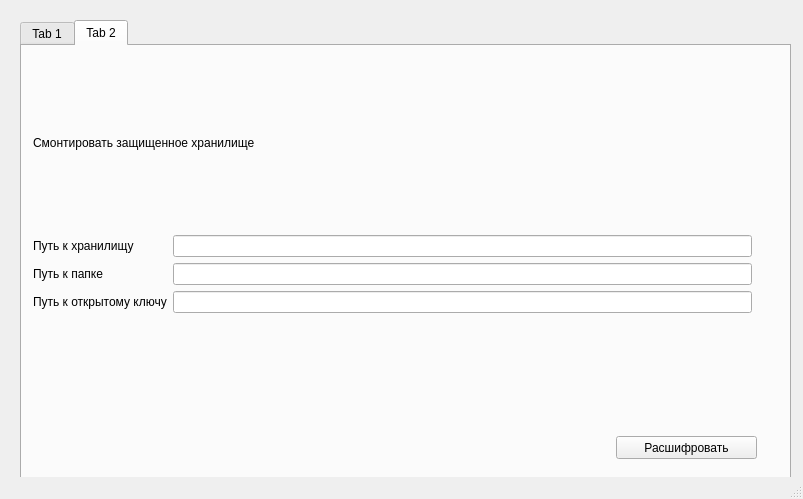
Andrewregrets/SecureDisk, file SecureDisk/securedisk.ui: the form before one commit.
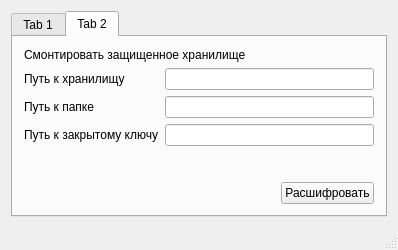
The form after the commit. The open tabs and pages were chosen to show the change.

What changed in the file:
```diff
--- a/SecureDisk/securedisk.ui
+++ b/SecureDisk/securedisk.ui
@@ -6,52 +6,38 @@
    <rect>
     <x>0</x>
     <y>0</y>
-    <width>803</width>
-    <height>499</height>
+    <width>398</width>
+    <height>246</height>
    </rect>
   </property>
   <property name="windowTitle">
    <string>MainWindow</string>
   </property>
   <widget class="QWidget" name="centralWidget">
+   <layout class="QGridLayout" name="gridLayout_2">
+    <item row="0" column="0">
    <widget class="QTabWidget" name="encryptTabWidget">
-    <property name="geometry">
-     <rect>
-      <x>20</x>
-      <y>20</y>
-      <width>771</width>
-      <height>461</height>
-     </rect>
-    </property>
     <property name="currentIndex">
-     <number>1</number>
+       <number>0</number>
     </property>
     <widget class="QWidget" name="tab">
      <attribute name="title">
       <string>Tab 1</string>
      </attribute>
-     <widget class="QWidget" name="verticalLayoutWidget">
-      <property name="geometry">
-       <rect>
-        <x>0</x>
-        <y>0</y>
-        <width>751</width>
-        <height>391</height>
-       </rect>
-      </property>
+       <layout class="QGridLayout" name="gridLayout_5">
+        <item row="0" column="0">
       <layout class="QVBoxLayout" name="verticalLayout">
        <item>
+           <layout class="QHBoxLayout" name="horizontalLayout_4">
+            <item>
+             <layout class="QGridLayout" name="gridLayout_4">
+              <item row="0" column="0" colspan="2">
         <widget class="QLabel" name="label">
          <property name="text">
           <string>Создать защищенное хранилище</string>
          </property>
         </widget>
        </item>
-       <item>
-        <layout class="QFormLayout" name="formLayout">
-         <property name="fieldGrowthPolicy">
-          <enum>QFormLayout::AllNonFixedFieldsGrow</enum>
-         </property>
          <item row="1" column="0">
           <widget class="QLabel" name="folderPathLable">
            <property name="text">
@@ -92,53 +78,59 @@
         </layout>
        </item>
       </layout>
-     </widget>
+          </item>
+          <item>
+           <spacer name="verticalSpacer_2">
+            <property name="orientation">
+             <enum>Qt::Vertical</enum>
+            </property>
+            <property name="sizeHint" stdset="0">
+             <size>
+              <width>20</width>
+              <height>40</height>
+             </size>
+            </property>
+           </spacer>
+          </item>
+          <item>
+           <layout class="QHBoxLayout" name="horizontalLayout_3">
+            <item>
+             <spacer name="horizontalSpacer_4">
+              <property name="orientation">
+               <enum>Qt::Horizontal</enum>
+              </property>
+              <property name="sizeHint" stdset="0">
+               <size>
+                <width>40</width>
+                <height>20</height>
+               </size>
+              </property>
+             </spacer>
+            </item>
+            <item>
      <widget class="QPushButton" name="encryptPushButton">
-      <property name="geometry">
-       <rect>
-        <x>614</x>
-        <y>400</y>
-        <width>121</width>
-        <height>23</height>
-       </rect>
-      </property>
       <property name="text">
        <string>Зашифровать</string>
       </property>
      </widget>
+            </item>
+           </layout>
+          </item>
+         </layout>
+        </item>
+       </layout>
     </widget>
     <widget class="QWidget" name="tab_2">
      <attribute name="title">
       <string>Tab 2</string>
      </attribute>
-     <widget class="QWidget" name="verticalLayoutWidget_2">
-      <property name="geometry">
-       <rect>
-        <x>0</x>
-        <y>0</y>
-        <width>741</width>
-        <height>371</height>
-       </rect>
-      </property>
+       <layout class="QGridLayout" name="gridLayout_3">
+        <item row="0" column="0">
       <layout class="QVBoxLayout" name="verticalLayout_2">
        <item>
-        <widget class="QLabel" name="label_4">
-         <property name="text">
-          <string>Смонтировать защищенное хранилище</string>
-         </property>
-        </widget>
-       </item>
+           <layout class="QHBoxLayout" name="horizontalLayout_2">
        <item>
-        <layout class="QFormLayout" name="formLayout_2">
-         <property name="fieldGrowthPolicy">
-          <enum>QFormLayout::AllNonFixedFieldsGrow</enum>
-         </property>
-         <item row="1" column="1">
-          <widget class="QLineEdit" name="storagePathLineEdit_2"/>
-         </item>
-         <item row="2" column="1">
-          <widget class="QLineEdit" name="folderPathLineEdit_2"/>
-         </item>
+             <layout class="QGridLayout" name="gridLayout">
          <item row="2" column="0">
           <widget class="QLabel" name="label_5">
            <property name="text">
@@ -146,42 +138,84 @@
            </property>
           </widget>
          </item>
-         <item row="1" column="0">
-          <widget class="QLabel" name="label_6">
-           <property name="text">
-            <string>Путь к хранилищу</string>
-           </property>
-          </widget>
+              <item row="2" column="1">
+               <widget class="QLineEdit" name="folderPathLineEdit_2"/>
          </item>
          <item row="3" column="0">
           <widget class="QLabel" name="label_3">
            <property name="text">
-            <string>Путь к открытому ключу</string>
+                 <string>Путь к закрытому ключу</string>
            </property>
           </widget>
          </item>
          <item row="3" column="1">
           <widget class="QLineEdit" name="privateKeyPathLineEdit"/>
          </item>
+              <item row="0" column="0" colspan="2">
+               <widget class="QLabel" name="label_4">
+                <property name="text">
+                 <string>Смонтировать защищенное хранилище</string>
+                </property>
+               </widget>
+              </item>
+              <item row="1" column="0">
+               <widget class="QLabel" name="label_6">
+                <property name="text">
+                 <string>Путь к хранилищу</string>
+                </property>
+               </widget>
+              </item>
+              <item row="1" column="1">
+               <widget class="QLineEdit" name="storagePathLineEdit_2"/>
+              </item>
         </layout>
        </item>
       </layout>
-     </widget>
+          </item>
+          <item>
+           <spacer name="verticalSpacer">
+            <property name="orientation">
+             <enum>Qt::Vertical</enum>
+            </property>
+            <property name="sizeHint" stdset="0">
+             <size>
+              <width>20</width>
+              <height>40</height>
+             </size>
+            </property>
+           </spacer>
+          </item>
+          <item>
+           <layout class="QHBoxLayout" name="horizontalLayout">
+            <item>
+             <spacer name="horizontalSpacer">
+              <property name="orientation">
+               <enum>Qt::Horizontal</enum>
+              </property>
+              <property name="sizeHint" stdset="0">
+               <size>
+                <width>40</width>
+                <height>20</height>
+               </size>
+              </property>
+             </spacer>
+            </item>
+            <item>
      <widget class="QPushButton" name="decryptPushButton">
-      <property name="geometry">
-       <rect>
-        <x>594</x>
-        <y>390</y>
-        <width>141</width>
-        <height>23</height>
-       </rect>
-      </property>
       <property name="text">
        <string>Расшифровать</string>
       </property>
      </widget>
-    </widget>
-   </widget>
+            </item>
+           </layout>
+          </item>
+         </layout>
+        </item>
+       </layout>
+      </widget>
+     </widget>
+    </item>
+   </layout>
   </widget>
   <widget class="QStatusBar" name="statusBar"/>
  </widget>
```
Lines whose indentation alone changed are shown as unchanged.
